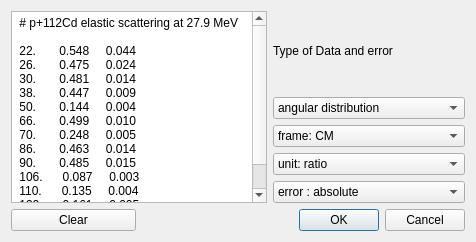
alphacentaury-github/ReactionGUI, file GUI/dialog_exp_data.ui: the form before one commit.
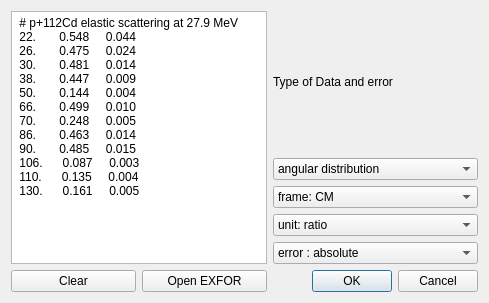
The form after the commit.

Patch:
```diff
--- a/GUI/dialog_exp_data.ui
+++ b/GUI/dialog_exp_data.ui
@@ -6,8 +6,8 @@
    <rect>
     <x>0</x>
     <y>0</y>
-    <width>476</width>
-    <height>239</height>
+    <width>489</width>
+    <height>303</height>
    </rect>
   </property>
   <property name="windowTitle">
@@ -168,6 +168,13 @@
      </property>
     </widget>
    </item>
+   <item row="1" column="1">
+    <widget class="QPushButton" name="pushButton_OpenEXFOR">
+     <property name="text">
+      <string>Open EXFOR</string>
+     </property>
+    </widget>
+   </item>
   </layout>
  </widget>
  <resources/>
```
